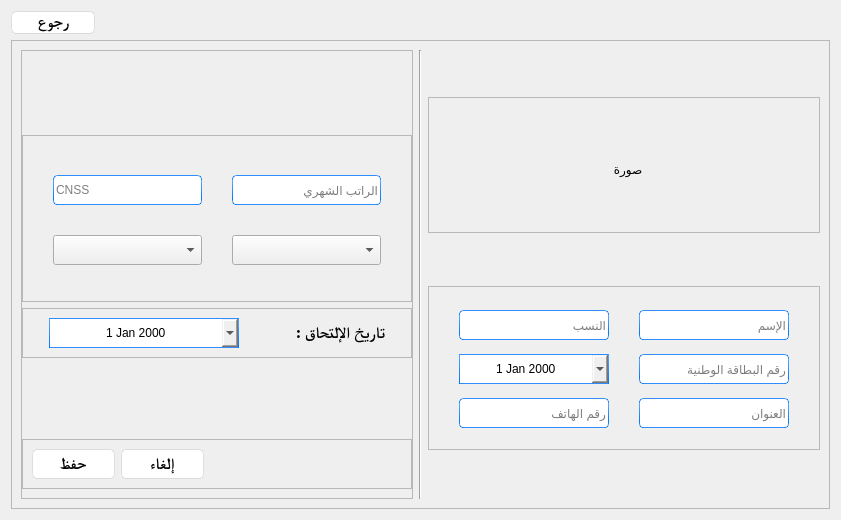
First picture: the form in ui/add.ui, repository YassineBaghdadi/Employees-manager, before the edit.
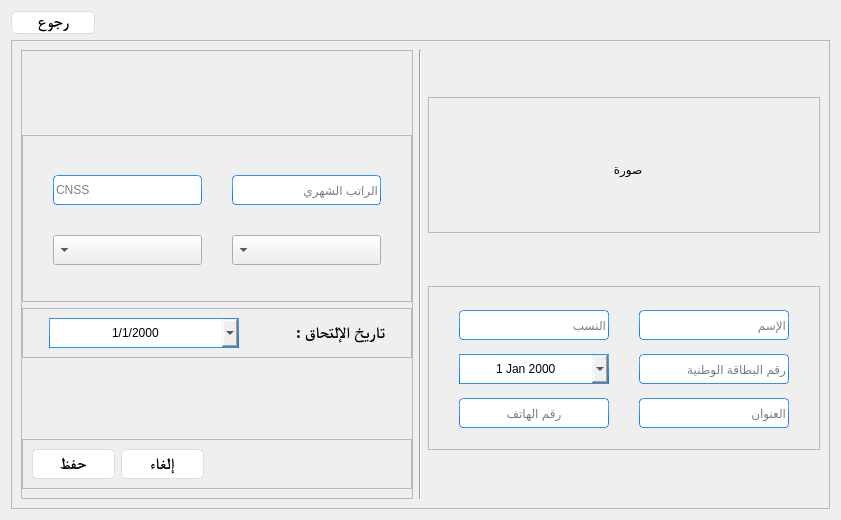
Second picture: the form after the edit.

Diff of the .ui file:
```diff
--- a/ui/add.ui
+++ b/ui/add.ui
@@ -711,6 +711,9 @@
                       <height>30</height>
                      </size>
                     </property>
+                    <property name="layoutDirection">
+                     <enum>Qt::RightToLeft</enum>
+                    </property>
                    </widget>
                   </item>
                   <item row="0" column="1">
@@ -737,6 +740,9 @@
                       <height>30</height>
                      </size>
                     </property>
+                    <property name="layoutDirection">
+                     <enum>Qt::RightToLeft</enum>
+                    </property>
                    </widget>
                   </item>
                  </layout>
@@ -794,6 +800,9 @@
                   <property name="showGroupSeparator" stdset="0">
                    <bool>false</bool>
                   </property>
+                  <property name="displayFormat">
+                   <string>d/M/yyyy</string>
+                  </property>
                   <property name="calendarPopup">
                    <bool>true</bool>
                   </property>
@@ -1109,6 +1118,9 @@
                    <height>30</height>
                   </size>
                  </property>
+                 <property name="alignment">
+                  <set>Qt::AlignCenter</set>
+                 </property>
                  <property name="dragEnabled">
                   <bool>true</bool>
                  </property>
```
Left out of the diff: 12 changed lines with no effect on the pictures.
